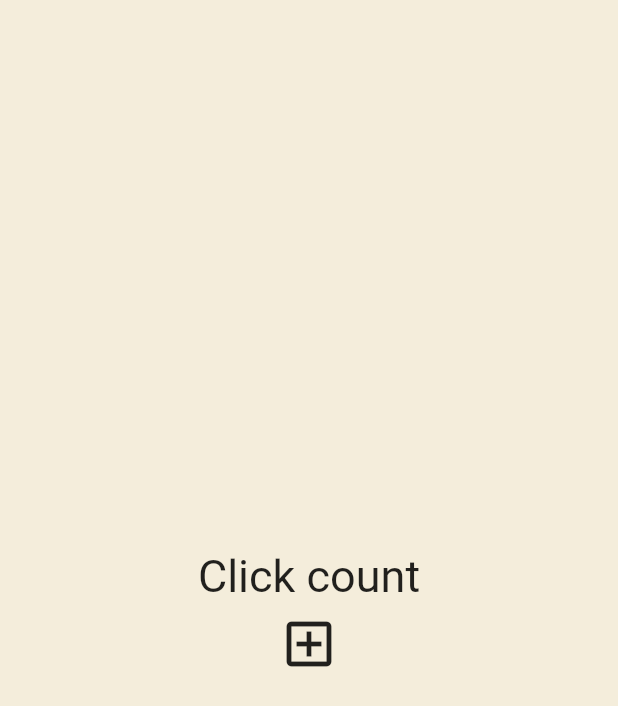
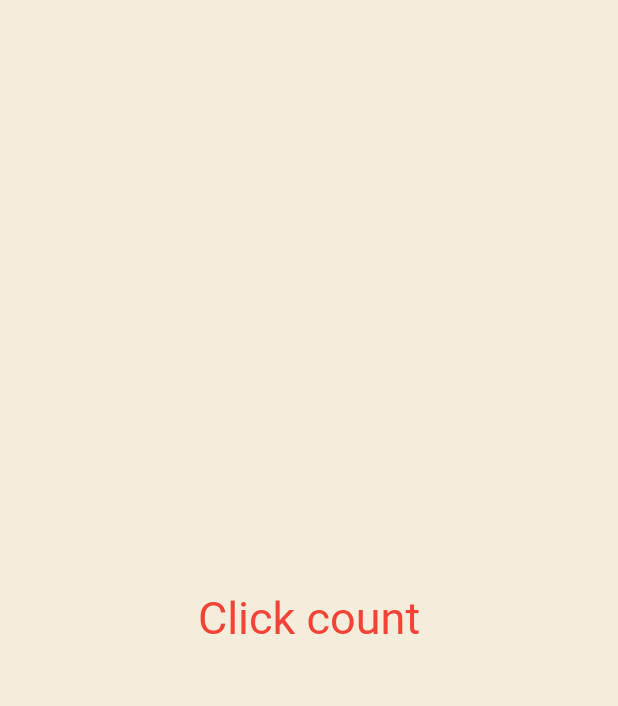
Before and after one commit to chyoni/webtoonapp-flutter, a Flutter app: the screen it shows after launch, on a phone screen of 412 x 824 dp. Shown: the top 706 px of the screen. Run offline on Flutter 3.47's test engine with Material 2 defaults, Android fonts, the phone set to English and light mode, and no system bars.

Commit message:
#09 BuildContext

```diff
--- a/lib/main.dart
+++ b/lib/main.dart
@@ -27,23 +27,35 @@ class _AppState extends State<App> {
   @override
   Widget build(BuildContext context) {
     return MaterialApp(
+        theme: ThemeData(
+          textTheme: const TextTheme(
+            titleLarge: TextStyle(color: Colors.red),
+          ),
+        ),
         home: Scaffold(
-      backgroundColor: const Color(0xFFF4EDDB),
-      body: Center(
-        child: Column(mainAxisAlignment: MainAxisAlignment.center, children: [
-          const Text(
-            "Click count",
-            style: TextStyle(fontSize: 30),
+          backgroundColor: const Color(0xFFF4EDDB),
+          body: Center(
+            child: Column(
+                mainAxisAlignment: MainAxisAlignment.center,
+                children: const [
+                  MyTitleText(),
+                ]),
           ),
-          for (var n in number) Text("$n"),
-          IconButton(
-              iconSize: 40,
-              onPressed: onClicked,
-              icon: const Icon(
-                Icons.add_box_outlined,
-              ))
-        ]),
-      ),
-    ));
+        ));
   }
 }
+
+class MyTitleText extends StatelessWidget {
+  const MyTitleText({
+    Key? key,
+  }) : super(key: key);
+
+  @override
+  Widget build(BuildContext context) {
+    return Text(
+      "Click count",
+      style: TextStyle(
+          fontSize: 30, color: Theme.of(context).textTheme.titleLarge?.color),
+    );
+  }
+}
```
Also changed, not shown: 1 other file.
